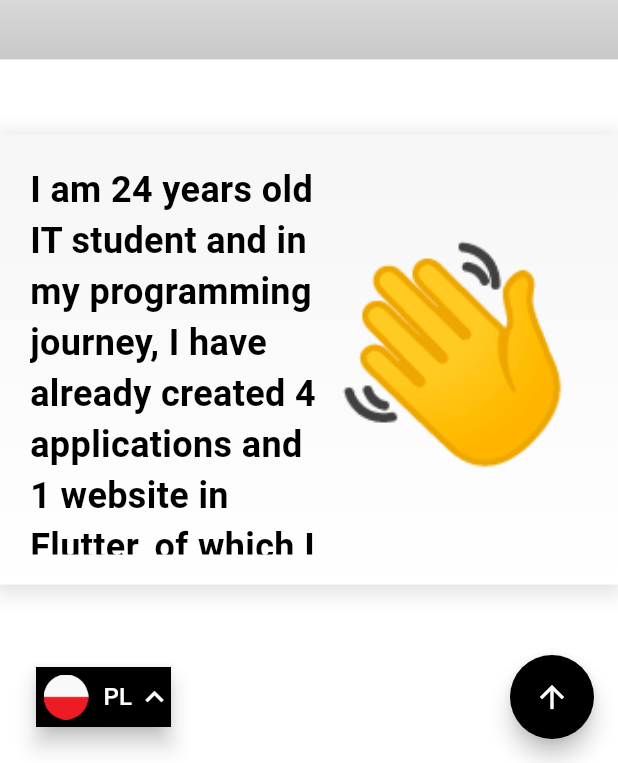
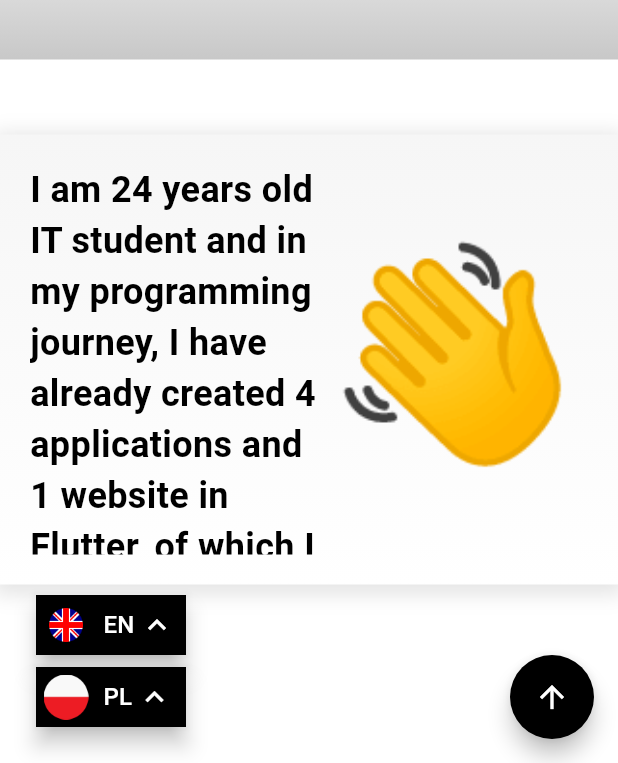
Before and after one commit to maciejsulikowski/my_website, a Flutter app: the screen it shows after launch, scrolled down 576 dp, after a tap on "PL", on a phone screen of 412 x 824 dp, the part 473-1236 px from its top. Run offline on Flutter 3.47's test engine with Material 3 defaults, Android fonts, the light colour scheme and no system bars; our stand-ins replace animated_text_kit, google_fonts, lottie, visibility_detector.

Commit message:
Add new button

```diff
--- a/lib/app/features/main_layout/main_layout.dart
+++ b/lib/app/features/main_layout/main_layout.dart
@@ -23,20 +23,38 @@ class MainLayout extends StatelessWidget {
   @override
   Widget build(BuildContext context) {
     return Scaffold(
-      floatingActionButton: Row(
+      floatingActionButton: Column(
+        mainAxisAlignment: MainAxisAlignment.end,
+        children: [
+          const Row(
+            mainAxisAlignment: MainAxisAlignment.spaceBetween,
+            children: [
+              Padding(
+                padding: EdgeInsets.only(left: 40),
+                child: SizedBox(
+                  height: 40,
+                  width: 100,
+                  child: LanguageFloatingActionButton(),
+                ),
+              ),
+            ],
+          ),
+          Row(
             mainAxisAlignment: MainAxisAlignment.spaceBetween,
             children: [
               const Padding(
                 padding: EdgeInsets.only(left: 40),
                 child: SizedBox(
                   height: 40,
-              width: 90,
+                  width: 100,
                   child: LanguageFloatingActionButton(),
                 ),
               ),
               UpArrowFloatingActionButton(
                 listOfKeys: listOfKeys,
                 scrollController: scrollController,
+              ),
+            ],
           ),
         ],
       ),
--- a/lib/app/features/widgets/floating_action_buttons/language_floating_action_button.dart
+++ b/lib/app/features/widgets/floating_action_buttons/language_floating_action_button.dart
@@ -1,34 +1,42 @@
 import 'package:flutter/material.dart';
 import 'package:flutter/widgets.dart';
 import 'package:google_fonts/google_fonts.dart';
-import 'package:my_website/app/features/widgets/about_me/about_app_widget.dart';
-import 'package:my_website/app/features/widgets/about_me/about_app_widget_second.dart';
-import 'package:my_website/app/features/widgets/contact/contact_widget.dart';
-import 'package:my_website/app/features/widgets/footer/footer_widget.dart';
-import 'package:my_website/app/features/widgets/navigation/navigation_bar.dart';
-import 'package:my_website/app/features/widgets/about_me/personal_widget.dart';
-import 'package:my_website/app/features/widgets/portfolio/portfolio_widget.dart';
-import 'package:my_website/app/features/widgets/side_bar.dart';
 
-
-class LanguageFloatingActionButton extends StatelessWidget {
+class LanguageFloatingActionButton extends StatefulWidget {
   const LanguageFloatingActionButton({
     super.key,
   });
 
   @override
+  State<LanguageFloatingActionButton> createState() =>
+      _LanguageFloatingActionButtonState();
+}
+
+class _LanguageFloatingActionButtonState
+    extends State<LanguageFloatingActionButton> {
+  bool isClicked = false;
+
+  void toogleButton() {
+    isClicked = !isClicked;
+  }
+
+  @override
   Widget build(BuildContext context) {
     return FloatingActionButton(
-        onPressed: () {},
+        onPressed: () {
+          setState(() {
+            toogleButton();
+          });
+        },
         backgroundColor: Colors.black,
         shape: const RoundedRectangleBorder(),
         child: Row(
           children: [
             Container(
               margin: const EdgeInsets.all(5),
-              child: const Image(
+              child: Image(
                 image: AssetImage(
-                  'images/poland.png',
+                  isClicked ? 'images/great_britain.png' : 'images/poland.png',
                 ),
               ),
             ),
@@ -36,7 +44,7 @@ class LanguageFloatingActionButton extends StatelessWidget {
               width: 5,
             ),
             Text(
-              'PL',
+              isClicked ? 'EN' : 'PL',
               style: GoogleFonts.aBeeZee(color: Colors.white, fontSize: 16),
             ),
             const SizedBox(
```
Lines whose indentation alone changed are shown as unchanged.
